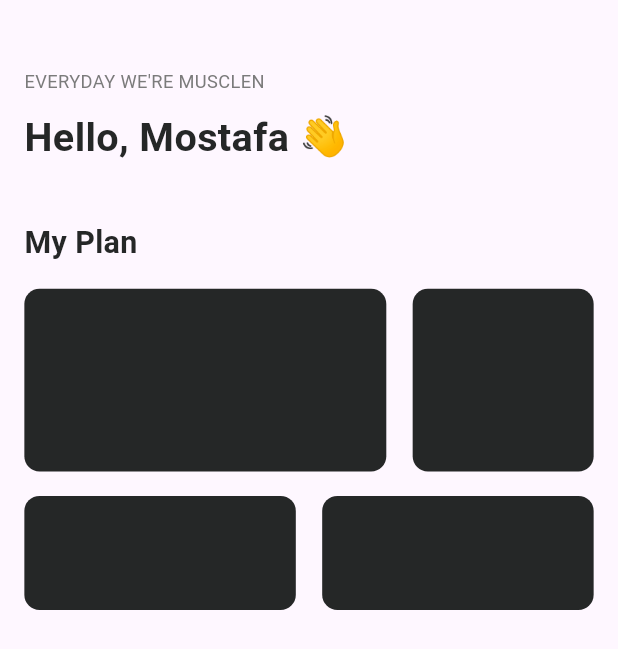
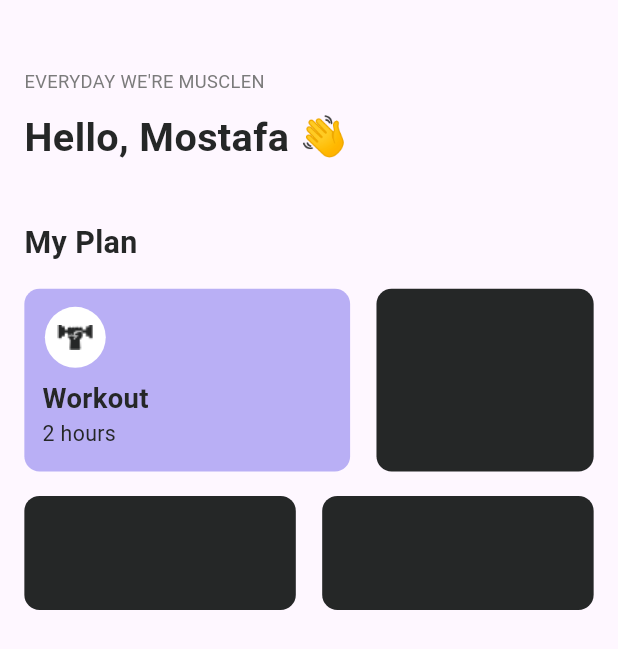
Before and after one commit to mostafaramadanhamed/fit_sphare, a Flutter app: the HomeScreen screen opened by its route, on a phone screen of 412 x 824 dp. Shown: the top 649 px of the screen. Run offline on Flutter 3.47's test engine with Material 3 defaults, Android fonts, the phone set to English and light mode, and no system bars; our stand-ins replace flutter_screenutil.

Commit message:
- added workout decoration

```diff
--- a/lib/core/theme/colors.dart
+++ b/lib/core/theme/colors.dart
@@ -4,4 +4,5 @@ class ColorsManager {
   static const Color lightGreenYellow = Color(0xFFCEFF67);
   static const Color lightBlack = Color(0xFF252727);
   static const Color grey = Color(0xFF7B7B7B);
+  static const Color lightPurple = Color(0xFFB9AFF5);
 }
--- a/lib/core/theme/text_styles.dart
+++ b/lib/core/theme/text_styles.dart
@@ -19,4 +19,14 @@ class TextStyles {
       fontSize: 20.sp,
       color: ColorsManager.lightBlack,
       fontWeight: FontWeightHelper.bold);
+
+  static TextStyle font18LightBlackBold = TextStyle(
+      fontSize: 18.sp,
+      color: ColorsManager.lightBlack,
+      fontWeight: FontWeightHelper.bold);
+
+  static TextStyle font14LightBlackReguler = TextStyle(
+      fontSize: 14.sp,
+      color: ColorsManager.lightBlack,
+      fontWeight: FontWeightHelper.regular);
 }
--- a/lib/features/home/ui/home_screen.dart
+++ b/lib/features/home/ui/home_screen.dart
@@ -33,17 +33,46 @@ class HomeScreen extends StatelessWidget {
           Row(
             children: [
               Expanded(
-                flex: 2,
+                flex: 3,
                 child: Container(
+                  padding: const EdgeInsets.all(12),
+                  alignment: AlignmentDirectional.centerStart,
                   height: 120.h,
                   decoration: BoxDecoration(
-                    color: ColorsManager.lightBlack,
+                    color: ColorsManager.lightPurple,
                     borderRadius: BorderRadius.circular(10.r),
+                  ),
+                  child: Column(
+                    crossAxisAlignment: CrossAxisAlignment.start,
+                    children: [
+                      Container(
+                        height: 40.h,
+                        width: 40.w,
+                        decoration: const BoxDecoration(
+                          color: Colors.white,
+                            shape: BoxShape.circle,
+                            image: DecorationImage(
+                                image: AssetImage(
+                              'assets/images/workout.png',
+                            ))),
+                      ),
+                     8.ph,
+                      Text(
+                        'Workout',
+                        style: TextStyles.font18LightBlackBold,
+                      ),
+
+                      Text(
+                        '2 hours',
+                        style: TextStyles.font14LightBlackReguler,
+                      ),
+                    ],
                   ),
                 ),
               ),
               16.pw,
               Expanded(
+                flex: 2,
                 child: Container(
                   height: 120.h,
                   decoration: BoxDecoration(
@@ -55,10 +84,8 @@ class HomeScreen extends StatelessWidget {
             ],
           ),
           16.ph,
-       Row(
-            children: [
+          Row(children: [
             Expanded(
-
               child: Container(
                 height: 75.h,
                 decoration: BoxDecoration(
```
Also changed, not shown: assets/images/workout.png (added). Lines whose indentation alone changed are shown as unchanged.
